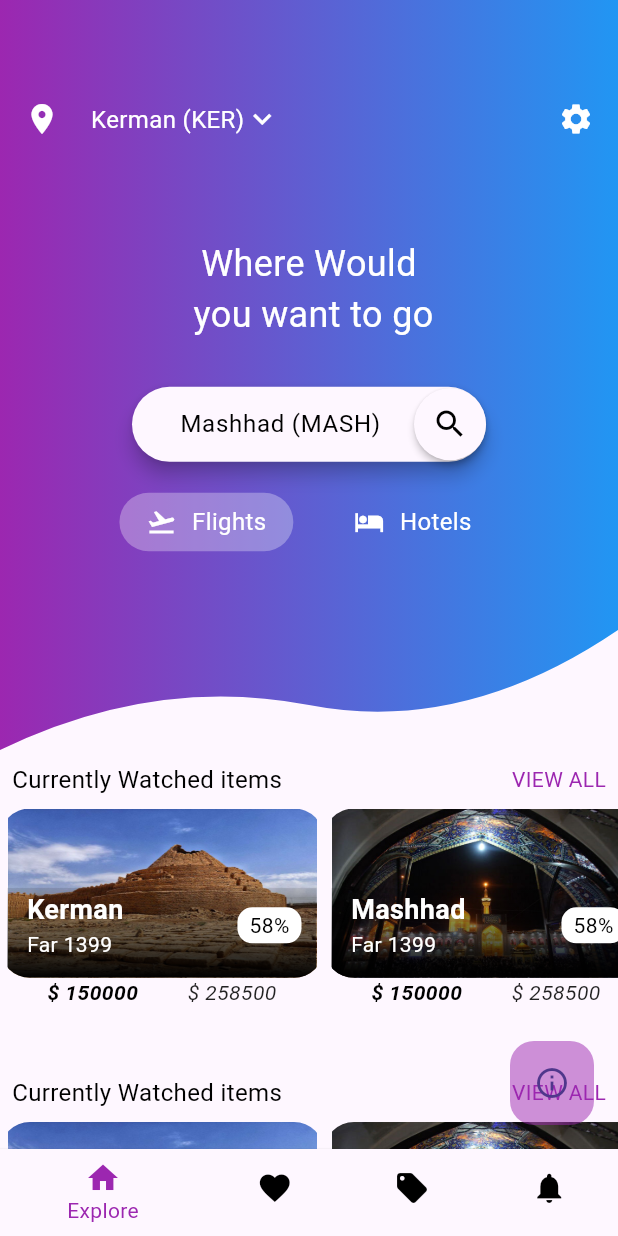
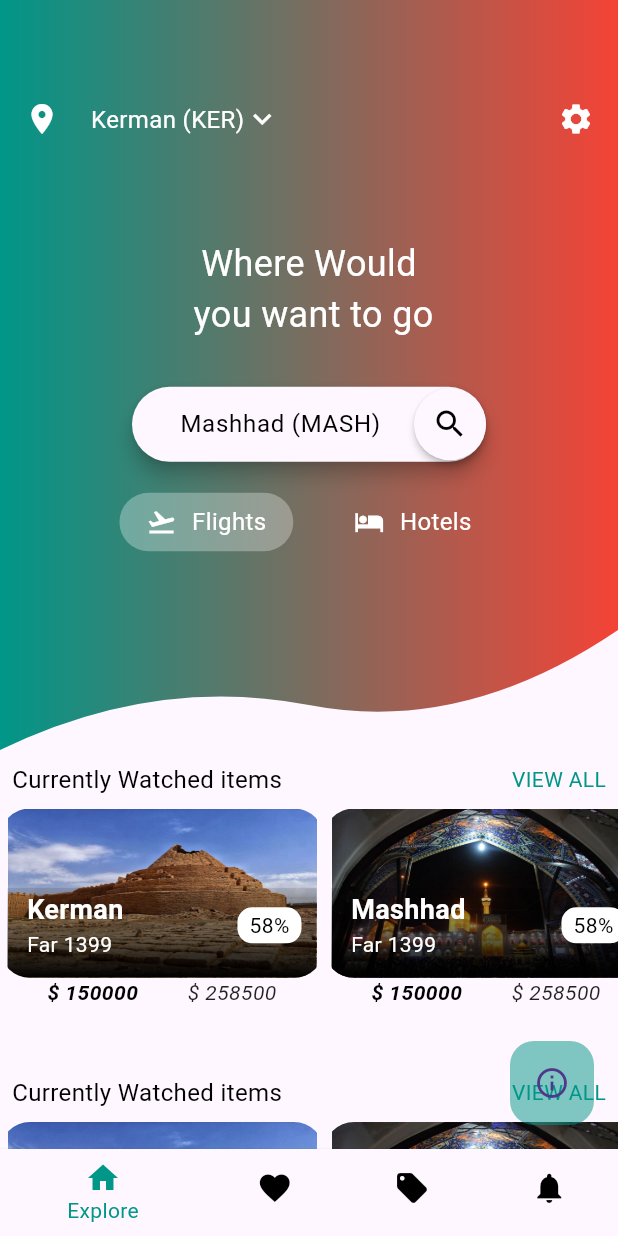
Before and after one commit to EhabHaque/wellness-app-master, a Flutter app: the screen it shows after launch, on a phone screen of 412 x 824 dp. Run offline on Flutter 3.47's test engine with Material 3 defaults, Android fonts, the phone set to English and light mode, and no system bars.

Commit message:
Update theme colors
Changed primary to teal and secondary to red

```diff
--- a/lib/main.dart
+++ b/lib/main.dart
@@ -15,9 +15,9 @@ void main() {
 }
 
 ThemeData appTheme = ThemeData(
-    primaryColor: Colors.purple,
+    primaryColor: Colors.teal,
     /* Colors.tealAccent,*/
-    secondaryHeaderColor: Colors.blue /* Colors.teal*/
+    secondaryHeaderColor: Colors.red /* Colors.teal*/
     // fontFamily:
     );
 
```
